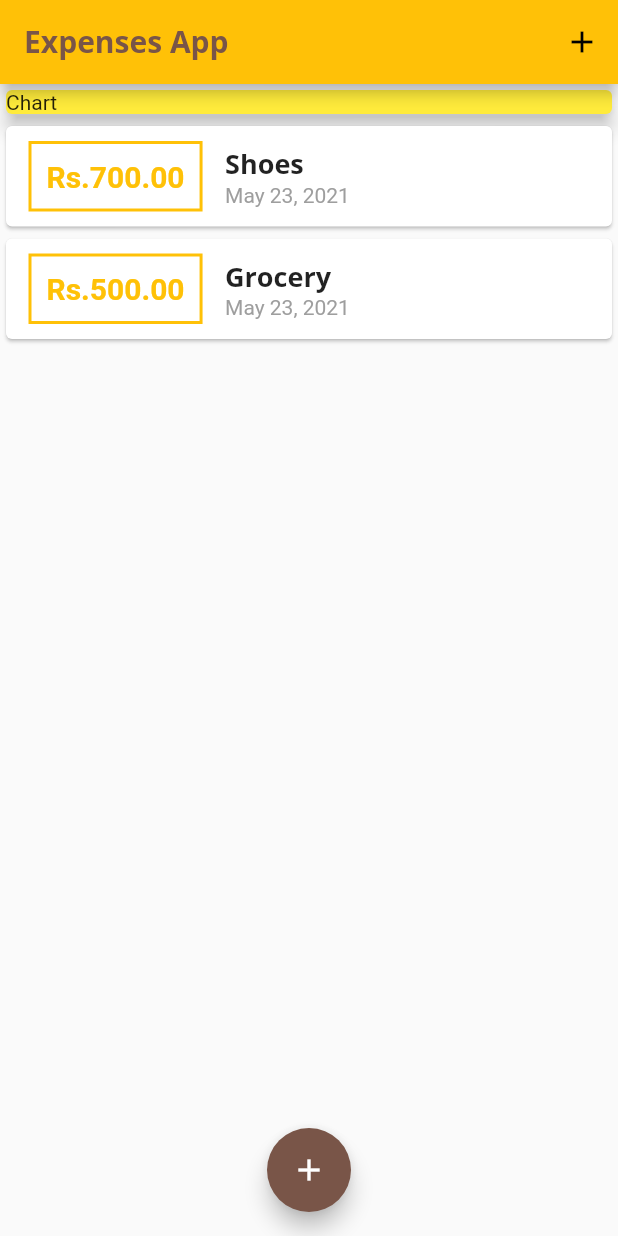
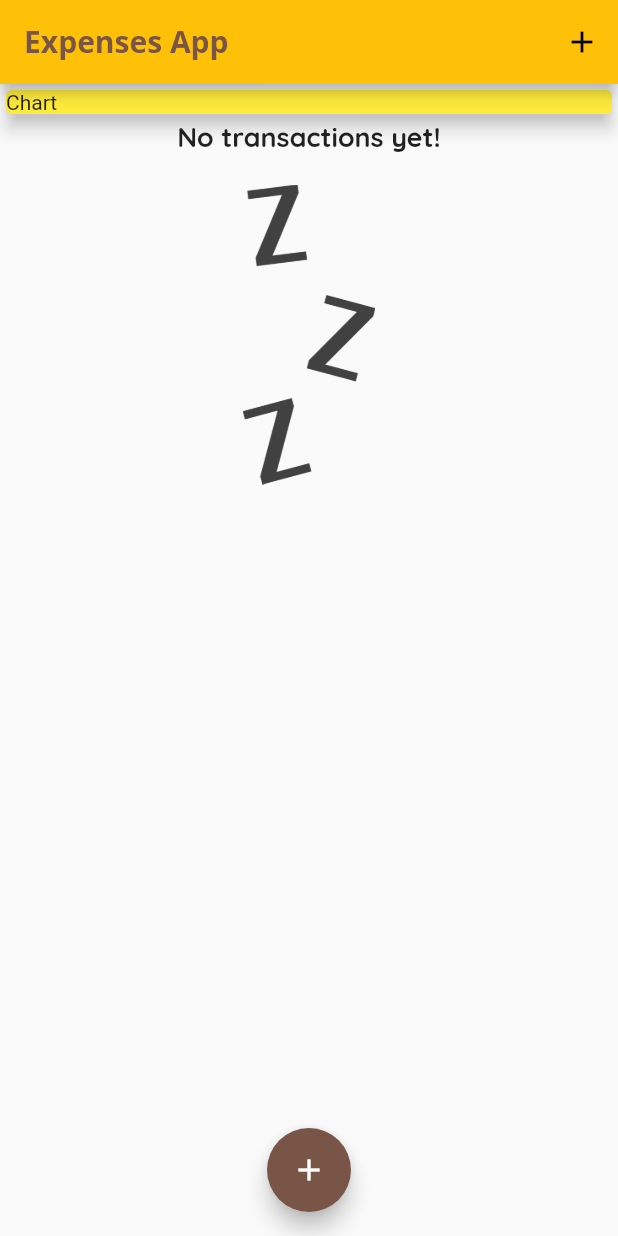
Before and after one commit to ShivamRajSingh/Expenses-App, a Flutter app: the screen it shows after launch, on a phone screen of 412 x 824 dp. Run offline on Flutter 3.47's test engine with Material 2 defaults, Android fonts, the phone set to English and light mode, and no system bars.

Commit message:
images added and chart widget created

```diff
--- a/lib/main.dart
+++ b/lib/main.dart
@@ -18,7 +18,7 @@ class MyApp extends StatelessWidget {
         fontFamily: 'Quicksand',
         textTheme: ThemeData.light().textTheme.copyWith(
               title: TextStyle(
-                fontFamily: 'OpenSans',
+                fontFamily: 'Quicksand',
                 fontSize: 18,
                 fontWeight: FontWeight.bold,
               ),
@@ -46,18 +46,18 @@ class MyHomePage extends StatefulWidget {
 
 class _MyHomePageState extends State<MyHomePage> {
   final List<Transaction> _userTransactions = [
-    Transaction(
-      id: 't1',
-      amount: 700,
-      title: 'Shoes',
-      date: DateTime.now(),
-    ),
-    Transaction(
-      id: 't2',
-      amount: 500,
-      title: 'Grocery',
-      date: DateTime.now(),
-    ),
+    // Transaction(
+    //   id: 't1',
+    //   amount: 700,
+    //   title: 'Shoes',
+    //   date: DateTime.now(),
+    // ),
+    // Transaction(
+    //   id: 't2',
+    //   amount: 500,
+    //   title: 'Grocery',
+    //   date: DateTime.now(),
+    // ),
   ];
   void _addNewTransaction(String title, double amount) {
     final newTx = Transaction(
--- a/lib/widgets/transaction_list.dart
+++ b/lib/widgets/transaction_list.dart
@@ -12,7 +12,26 @@ class TransactionList extends StatelessWidget {
   Widget build(BuildContext context) {
     return Container(
       height: 400,
-      child: ListView.builder(
+      child: transactions.isEmpty
+          ? Column(
+              children: [
+                Text(
+                  'No transactions yet!',
+                  style: Theme.of(context).textTheme.title,
+                ),
+                SizedBox(
+                  height: 20,
+                ),
+                Container(
+                  height: 200,
+                  child: Image.asset(
+                    'assets/images/waiting.png',
+                    fit: BoxFit.cover,
+                  ),
+                ),
+              ],
+            )
+          : ListView.builder(
               itemBuilder: (ctx, index) {
                 return Card(
                   child: Row(
@@ -45,7 +64,8 @@ class TransactionList extends StatelessWidget {
                             style: Theme.of(context).textTheme.title,
                           ),
                           Text(
-                      DateFormat.yMMMMd().format(transactions[index].date),
+                            DateFormat.yMMMMd()
+                                .format(transactions[index].date),
                             style: TextStyle(
                               color: Colors.grey,
                             ),
--- a/pubspec.yaml
+++ b/pubspec.yaml
@@ -45,8 +45,8 @@ flutter:
   uses-material-design: true
 
   # To add assets to your application, add an assets section, like this:
-  # assets:
-  #   - images/a_dot_burr.jpeg
+  assets:
+    - assets/images/waiting.png
   #   - images/a_dot_ham.jpeg
 
   # An image asset can refer to one or more resolution-specific "variants", see
```
Also changed, not shown: assets/images/waiting.png (added), lib/widgets/chart.dart (added). Lines whose indentation alone changed are shown as unchanged.
